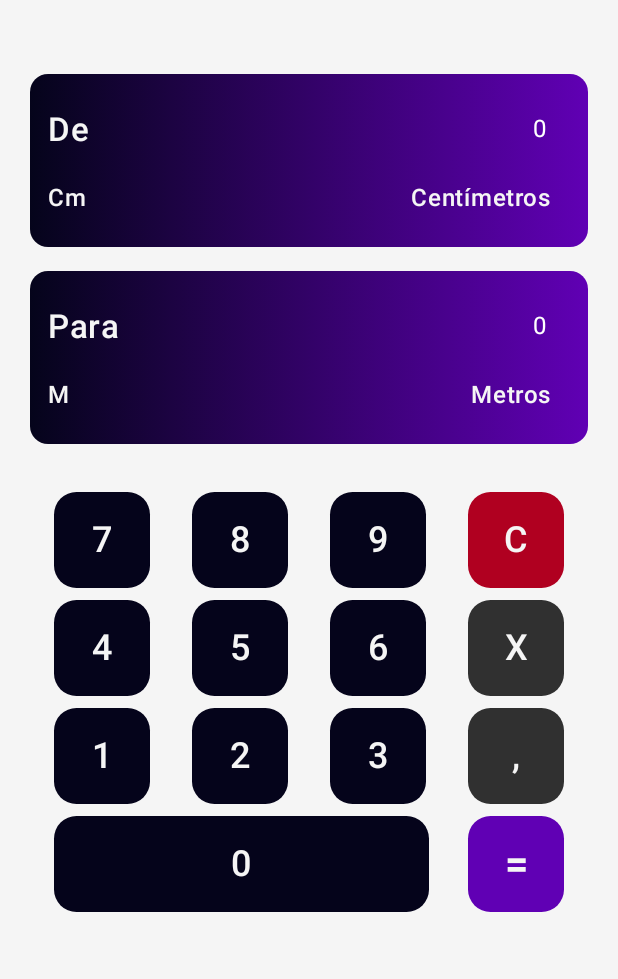
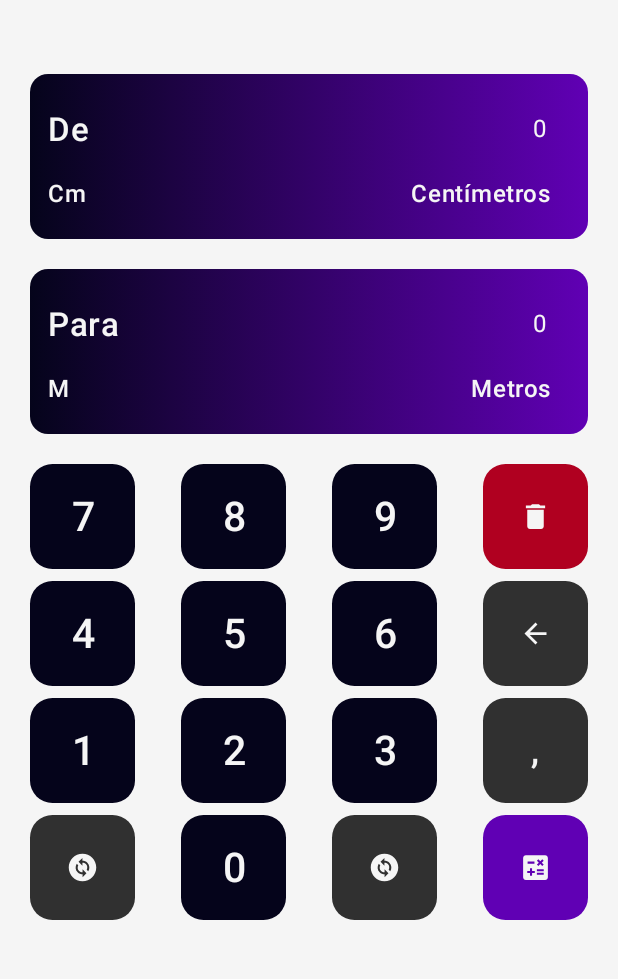
Before and after one commit to marllonmendez/UnitApp, an Android app built with Jetpack Compose: the screen it shows after launch (MainActivity), on a phone screen of 412 x 824 dp, the part 76-1055 px from its top. Run offline under Robolectric (Android 15) with nearby library versions, the phone set to English and light mode, and no system bars.

Commit message:
change: bump version to 1.0.2

```diff
--- a/app/build.gradle.kts
+++ b/app/build.gradle.kts
@@ -14,7 +14,7 @@ android {
         maxSdk = 35
         targetSdk = 35
         versionCode = 1
-        versionName = "1.0.1"
+        versionName = "1.0.2"
 
         testInstrumentationRunner = "androidx.test.runner.AndroidJUnitRunner"
         vectorDrawables {
@@ -58,6 +58,7 @@ dependencies {
     implementation(libs.androidx.ui.graphics)
     implementation(libs.androidx.ui.tooling.preview)
     implementation(libs.androidx.material3)
+    implementation(libs.androidx.material.icons.extended)
     implementation(libs.androidx.navigation.compose)
     implementation(libs.ui.tooling.preview)
     testImplementation(libs.junit)
--- a/app/src/main/java/com/marllonmendez/conversordeunidades/MainActivity.kt
+++ b/app/src/main/java/com/marllonmendez/conversordeunidades/MainActivity.kt
@@ -4,11 +4,9 @@ import android.os.Bundle
 import androidx.activity.ComponentActivity
 import androidx.activity.compose.setContent
 import androidx.activity.enableEdgeToEdge
-import androidx.navigation.compose.NavHost
-import androidx.navigation.compose.composable
-import androidx.navigation.compose.rememberNavController
+
 import com.marllonmendez.conversordeunidades.ui.theme.unitConverterTheme
-import com.marllonmendez.conversordeunidades.view.main
+import com.marllonmendez.conversordeunidades.view.unitConverterScreen
 
 class MainActivity : ComponentActivity() {
     override fun onCreate(savedInstanceState: Bundle?) {
@@ -16,12 +14,7 @@ class MainActivity : ComponentActivity() {
         enableEdgeToEdge()
         setContent {
             unitConverterTheme {
-                val controller = rememberNavController()
-                NavHost(controller, startDestination = "main") {
-                    composable("main") {
-                        main(controller)
-                    }
-                }
+                unitConverterScreen()
             }
         }
     }
--- a/app/src/main/java/com/marllonmendez/conversordeunidades/components/ConverterField.kt
+++ b/app/src/main/java/com/marllonmendez/conversordeunidades/components/ConverterField.kt
@@ -1,4 +1,8 @@
 package com.marllonmendez.conversordeunidades.components
+
+import java.text.DecimalFormat
+import java.text.NumberFormat
+import java.util.*
 
 import androidx.compose.foundation.background
 import androidx.compose.foundation.layout.*
@@ -11,6 +15,7 @@ import androidx.compose.ui.graphics.Brush
 import androidx.compose.ui.graphics.Color
 import androidx.compose.ui.text.style.TextAlign
 import androidx.compose.ui.unit.dp
+
 import com.marllonmendez.conversordeunidades.enums.UnitLabel
 import com.marllonmendez.conversordeunidades.enums.UnitType
 import com.marllonmendez.conversordeunidades.ui.theme.PrimaryDark
@@ -53,7 +58,7 @@ fun converterField(
     Box(
         modifier = Modifier
             .fillMaxWidth()
-            .height(115.dp)
+            .height(110.dp)
             .background(
                 colorGradient,
                 shape = MaterialTheme.shapes.small
@@ -75,9 +80,9 @@ fun converterField(
                 )
 
                 TextField(
-                    value = value,
+                    value = formatNumber(value),
                     onValueChange = {
-                        onValueChange(it)
+                        onValueChange(formatNumber(it))
                     },
                     modifier = Modifier
                         .width(200.dp)
@@ -89,12 +94,11 @@ fun converterField(
                     readOnly = true,
                     enabled = onEnable,
                     textStyle = MaterialTheme.typography.labelSmall.copy(
-                        color = if (isFocused) Color.Black else Color.White,
                         textAlign = TextAlign.End,
                     ),
                     shape = MaterialTheme.shapes.small,
                     colors = OutlinedTextFieldDefaults.colors(
-                        focusedContainerColor = Color.White,
+                        focusedContainerColor = Color.Transparent,
                         unfocusedContainerColor = Color.Transparent,
                         focusedBorderColor = Color.Transparent,
                         unfocusedBorderColor = Color.Transparent,
@@ -131,11 +135,11 @@ fun converterField(
                         expanded = expanded,
                         onDismissRequest = { expanded = false },
                         modifier = Modifier
-                            .width(150.dp)
+                            .padding(horizontal = 20.dp)
                             .background(MaterialTheme.colorScheme.secondary),
+                        containerColor = MaterialTheme.colorScheme.secondary,
                         shape = MaterialTheme.shapes.small,
                     ) {
-                        // opções: Centímetros, Metros, Quilômetros e Milhas
                         options.forEach { unit ->
                             DropdownMenuItem(
                                 text = {
@@ -145,9 +149,9 @@ fun converterField(
                                     ) {
                                         Text(
                                             unit,
-                                            textAlign = TextAlign.End,
+                                            textAlign = TextAlign.Center,
                                             style = MaterialTheme.typography.titleSmall,
-                                            modifier = Modifier.align(Alignment.CenterEnd)
+                                            modifier = Modifier.align(Alignment.Center)
                                         )
                                     }
                                 },
@@ -163,3 +167,28 @@ fun converterField(
         }
     }
 }
+
+private fun formatNumber(value: String): String {
+    val formatter = NumberFormat.getInstance(Locale("pt", "BR")) as DecimalFormat
+    val cleanInput = value.replace(".", "")
+
+    if (cleanInput.isEmpty()) return value
+
+    try {
+        val decimal = value.indexOf(",")
+        return if (decimal != -1) {
+            val integerPart = cleanInput.substring(0, decimal)
+            val decimalPart = cleanInput.substring(decimal)
+
+            val number = integerPart.toLong()
+            val formattedInteger = formatter.format(number)
+
+            "$formattedInteger$decimalPart"
+        } else {
+            val number = cleanInput.toLong()
+            formatter.format(number)
+        }
+    } catch (e: NumberFormatException) {
+        return value
+    }
+}
--- a/app/src/main/java/com/marllonmendez/conversordeunidades/components/NumericKeyboard.kt
+++ b/app/src/main/java/com/marllonmendez/conversordeunidades/components/NumericKeyboard.kt
@@ -1,60 +1,101 @@
 package com.marllonmendez.conversordeunidades.components
 
+import androidx.compose.foundation.background
 import androidx.compose.foundation.layout.*
-import androidx.compose.material3.Button
-import androidx.compose.material3.ButtonDefaults
-import androidx.compose.material3.MaterialTheme
-import androidx.compose.material3.Text
+import androidx.compose.material.icons.Icons
+import androidx.compose.material.icons.automirrored.filled.ArrowBack
+import androidx.compose.material.icons.automirrored.filled.ArrowForward
+import androidx.compose.material.icons.filled.*
+import androidx.compose.material3.*
 import androidx.compose.runtime.Composable
+import androidx.compose.ui.Alignment
 import androidx.compose.ui.Modifier
+import androidx.compose.ui.graphics.vector.ImageVector
 import androidx.compose.ui.text.style.TextAlign
 import androidx.compose.ui.unit.dp
 import androidx.compose.ui.unit.sp
+
 import com.marllonmendez.conversordeunidades.ui.theme.PrimaryDark
 import com.marllonmendez.conversordeunidades.ui.theme.PrimaryLight
+import com.marllonmendez.conversordeunidades.ui.theme.SurfaceLight
 import com.marllonmendez.conversordeunidades.ui.theme.Tertiary
 
 @Composable
 fun numericKeyboard(
-    onNumberClick: (String) -> Unit,
+    onNumber: (String) -> Unit,
     onComma: () -> Unit,
     onClear: () -> Unit,
     onBackspace: () -> Unit,
+    onExchange: () -> Unit,
     onEquals: () -> Unit,
 ) {
     Column(
         modifier = Modifier
-            .fillMaxWidth()
-            .padding(16.dp),
+            .fillMaxWidth(),
         verticalArrangement = Arrangement.spacedBy(8.dp),
     ) {
-        Row(modifier = Modifier.fillMaxWidth(), horizontalArrangement = Arrangement.SpaceBetween) {
+        customRow {
             (7..9).forEach { number ->
-                numberButton(number = number.toString(), onClick = onNumberClick)
+                numberButton(
+                    number = number.toString(),
+                    onClick = onNumber
+                )
             }
-            actionButton(onClick = onClear, label = "C")
+
+            actionButton(
+                icon = Icons.Filled.Delete,
+                onClick = onClear
+            )
         }
 
-        Row(modifier = Modifier.fillMaxWidth(), horizontalArrangement = Arrangement.SpaceBetween) {
+        customRow {
             (4..6).forEach { number ->
-                numberButton(number = number.toString(), onClick = onNumberClick)
+                numberButton(
+                    number = number.toString(),
+                    onClick = onNumber
+                )
             }
-            actionButton(onClick = onBackspace, label = "X")
+
+            actionButton(
+                icon = Icons.AutoMirrored.Filled.ArrowBack,
+                onClick = onBackspace
+            )
         }
 
-        Row(modifier = Modifier.fillMaxWidth(), horizontalArrangement = Arrangement.SpaceBetween) {
+        customRow {
             (1..3).forEach { number ->
-                numberButton(number = number.toString(), onClick = onNumberClick)
+                numberButton(
+                    number = number.toString(),
+                    onClick = onNumber
+                )
             }
-            actionButton(onClick = onComma, label = ",")
+
+            actionButton(
+                label = ",",
+                onClick = onComma
+            )
         }
 
-        Row(
-            modifier = Modifier.fillMaxWidth(),
-            horizontalArrangement = Arrangement.SpaceBetween
-        ) {
-            numberButton(number = "0", onClick = onNumberClick)
-            actionButton(onClick = onEquals, label = "=")
+        customRow {
+            actionButton(
+                icon = Icons.Filled.ChangeCircle,
+                onClick = onExchange
+            )
+
+            numberButton(
+                number = "0",
+                onClick = onNumber
+            )
+
+            actionButton(
+                icon = Icons.Filled.ChangeCircle,
+                onClick = onExchange
+            )
+
+            actionButton(
+                icon = Icons.Filled.Calculate,
+                onClick = onEquals
+            )
         }
     }
 }
@@ -63,14 +104,8 @@ fun numericKeyboard(
 private fun numberButton(number: String, onClick: (String) -> Unit) {
     Button(
         onClick = { onClick(number) },
-        modifier = if (number == "0") {
-            Modifier
-                .width(250.dp)
-                .size(64.dp)
-        } else {
-            Modifier
-                .size(64.dp)
-        },
+        modifier = Modifier
+            .size(70.dp),
         shape = MaterialTheme.shapes.medium,
         colors = ButtonDefaults.buttonColors(
             containerColor = PrimaryDark
@@ -80,37 +115,58 @@ private fun numberButton(number: String, onClick: (String) -> Unit) {
             text = number,
             textAlign = TextAlign.Center,
             style = MaterialTheme.typography.labelMedium.copy(
-                fontSize = 24.sp
+                fontSize = 27.sp
             ),
         )
     }
 }
 
 @Composable
-private fun actionButton(onClick: () -> Unit, label: String) {
+private fun actionButton(
+    icon: ImageVector? = null,
+    label: String? = null,
+    onClick: () -> Unit) {
     Button(
         onClick = onClick,
         modifier = Modifier
-            .size(64.dp),
+            .size(70.dp),
         shape = MaterialTheme.shapes.medium,
         colors = ButtonDefaults.buttonColors(
-            containerColor = when (label) {
-                "=" -> PrimaryLight
-                "C" -> Tertiary
+            containerColor = when (icon) {
+                Icons.Filled.Calculate -> PrimaryLight
+                Icons.Filled.Delete -> Tertiary
                 else -> MaterialTheme.colorScheme.secondary
             }
         ),
     ) {
-        Text(
-            label,
-            textAlign = TextAlign.Center,
-            style = if (label == "=") {
-                MaterialTheme.typography.labelLarge
-            } else {
-                MaterialTheme.typography.labelMedium.copy(
+        if (icon != null) {
+            Icon(
+                imageVector = icon,
+                contentDescription = null,
+                tint = SurfaceLight
+            )
+        } else if (label != null) {
+            Text(
+                label,
+                textAlign = TextAlign.Center,
+                style = MaterialTheme.typography.labelMedium.copy(
                     fontSize = 24.sp
                 )
-            }
-        )
+            )
+        }
     }
 }
+
+@Composable
+private fun customRow(
+    modifier: Modifier = Modifier,
+    spaceBetween: Arrangement.Horizontal = Arrangement.SpaceBetween,
+    children: @Composable RowScope.() -> Unit
+) {
+    Row(
+        modifier = modifier.fillMaxWidth(),
+        horizontalArrangement = spaceBetween
+    ) {
+        children()
+    }
+}
--- a/app/src/main/java/com/marllonmendez/conversordeunidades/ui/theme/Theme.kt
+++ b/app/src/main/java/com/marllonmendez/conversordeunidades/ui/theme/Theme.kt
@@ -9,7 +9,6 @@ import androidx.compose.material3.dynamicLightColorScheme
 import androidx.compose.material3.lightColorScheme
 import androidx.compose.runtime.Composable
 import androidx.compose.ui.platform.LocalContext
-
 
 private val DarkColorScheme = darkColorScheme(
     primary = PrimaryDark,
--- a/app/src/main/java/com/marllonmendez/conversordeunidades/ui/theme/Type.kt
+++ b/app/src/main/java/com/marllonmendez/conversordeunidades/ui/theme/Type.kt
@@ -1,7 +1,6 @@
 package com.marllonmendez.conversordeunidades.ui.theme
 
 import androidx.compose.material3.Typography
-import androidx.compose.ui.graphics.Color
 import androidx.compose.ui.text.TextStyle
 import androidx.compose.ui.text.font.FontFamily
 import androidx.compose.ui.text.font.FontWeight
--- a/app/src/main/java/com/marllonmendez/conversordeunidades/view/main.kt
+++ b/app/src/main/java/com/marllonmendez/conversordeunidades/view/unitConverterScreen.kt
@@ -6,7 +6,7 @@ import androidx.compose.material3.TopAppBarDefaults.topAppBarColors
 import androidx.compose.runtime.*
 import androidx.compose.ui.Modifier
 import androidx.compose.ui.unit.dp
-import androidx.navigation.NavController
+
 import com.marllonmendez.conversordeunidades.components.numericKeyboard
 import com.marllonmendez.conversordeunidades.components.converterField
 import com.marllonmendez.conversordeunidades.enums.ActiveField
@@ -14,7 +14,7 @@ import com.marllonmendez.conversordeunidades.enums.UnitType
 
 @OptIn(ExperimentalMaterial3Api::class)
 @Composable
-fun main(controller: NavController) {
+fun unitConverterScreen() {
     Scaffold(
         topBar = {
             TopAppBar(
@@ -36,7 +36,7 @@ fun main(controller: NavController) {
             modifier = Modifier
                 .fillMaxSize()
                 .padding(20.dp, 100.dp, 20.dp, 20.dp),
-            verticalArrangement = Arrangement.spacedBy(16.dp)
+            verticalArrangement = Arrangement.spacedBy(20.dp)
         ) {
             var activeField by remember { mutableStateOf<ActiveField?>(null) }
             var fromValue by remember { mutableStateOf("0") }
@@ -69,7 +69,7 @@ fun main(controller: NavController) {
             )
 
             numericKeyboard(
-                onNumberClick = { number ->
+                onNumber = { number ->
                     when (activeField) {
                         ActiveField.FROM -> fromValue += number
                         ActiveField.TO -> {}
@@ -94,6 +94,15 @@ fun main(controller: NavController) {
                         null -> {}
                     }
                 },
+                onExchange = {
+                    val tempUnit = fromUnit
+                    fromUnit = toUnit
+                    toUnit = tempUnit
+
+                    val tempValue = fromValue
+                    fromValue = toValue
+                    toValue = tempValue
+                },
                 onEquals = {
                     toValue = convertValue(fromValue, fromUnit, toUnit)
                 }
@@ -103,7 +112,7 @@ fun main(controller: NavController) {
     }
 }
 
-fun convertValue(fromValue: String, fromUnit: UnitType, toUnit: UnitType): String {
+private fun convertValue(fromValue: String, fromUnit: UnitType, toUnit: UnitType): String {
     val value = fromValue.replace(",", ".").toDoubleOrNull() ?: return "0"
 
     val fromUnitValue = when (fromUnit) {
@@ -120,5 +129,5 @@ fun convertValue(fromValue: String, fromUnit: UnitType, toUnit: UnitType): Strin
         UnitType.MILES -> fromUnitValue / 1609.344
     }
 
-    return "%.2f".format(convertedValue).replace(".", ",")
+    return convertedValue.toString().replace(".", ",")
 }
--- a/gradle/libs.versions.toml
+++ b/gradle/libs.versions.toml
@@ -26,6 +26,7 @@ androidx-ui-tooling-preview = { group = "androidx.compose.ui", name = "ui-toolin
 androidx-ui-test-manifest = { group = "androidx.compose.ui", name = "ui-test-manifest" }
 androidx-ui-test-junit4 = { group = "androidx.compose.ui", name = "ui-test-junit4" }
 androidx-material3 = { group = "androidx.compose.material3", name = "material3" }
+androidx-material-icons-extended = { group = "androidx.compose.material", name = "material-icons-extended", version = "1.5.0" }  # Adicione aqui
 ui-tooling-preview = { module = "androidx.compose.ui:ui-tooling-preview" }
 
 [plugins]
--- a/settings.gradle.kts
+++ b/settings.gradle.kts
@@ -12,7 +12,6 @@ pluginManagement {
     }
 }
 dependencyResolutionManagement {
-    repositoriesMode.set(RepositoriesMode.FAIL_ON_PROJECT_REPOS)
     repositories {
         google()
         mavenCentral()
```
